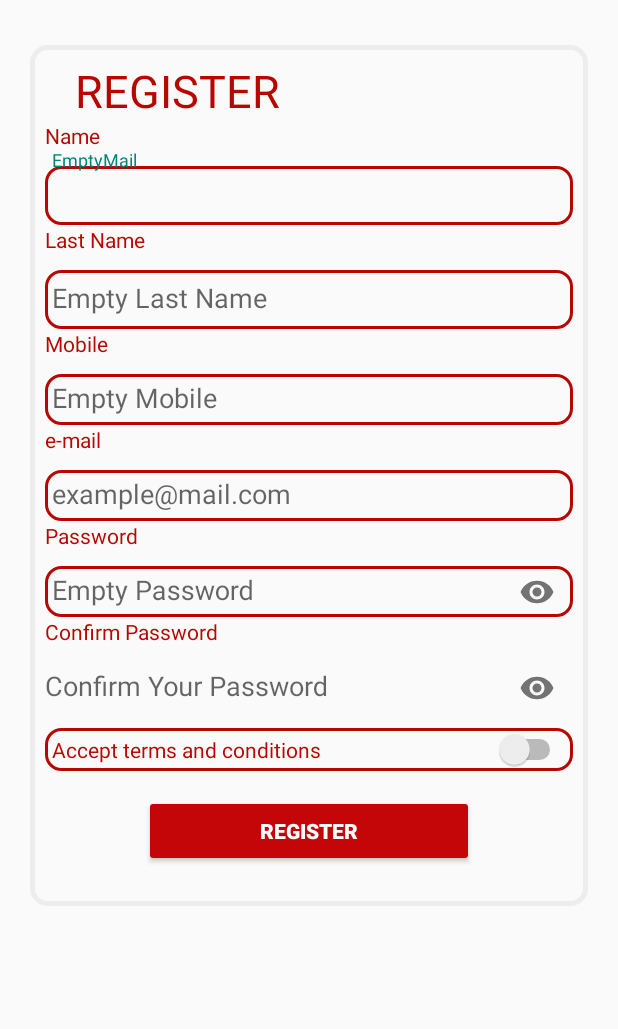
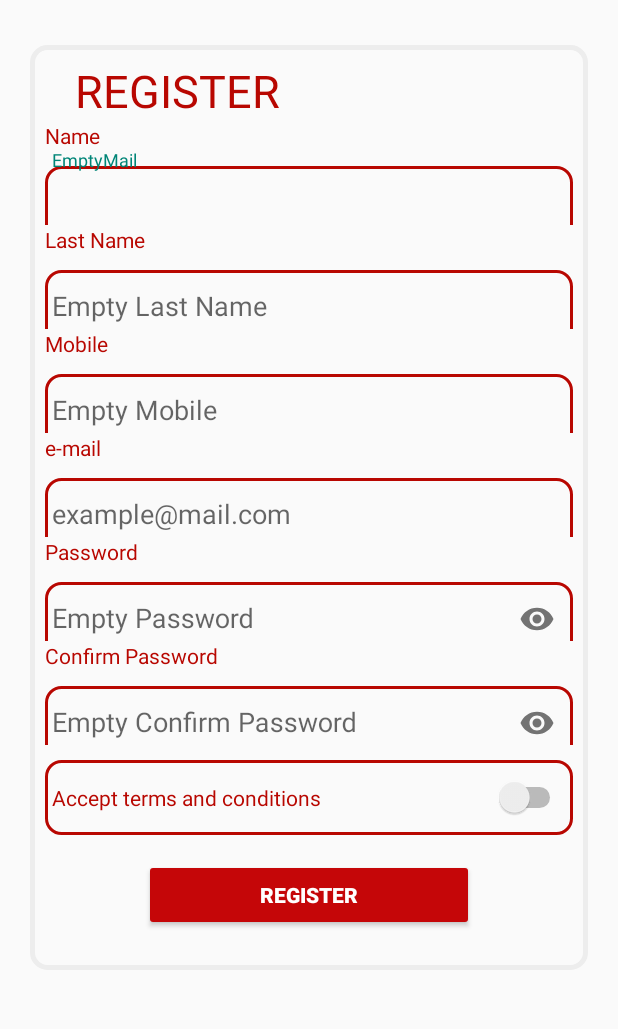
Before and after one commit to DanielHGarciaB/BazzarApp, an Android app: the RegisterActivity screen opened directly, with no data from a screen before it, after a tap on "REGISTER", on a phone screen of 412 x 824 dp, the part 165-1194 px from its top. Run offline under Robolectric (Android 15) with nearby library versions, the phone set to English and light mode, and no system bars; our stand-ins replace Firebase (no records; nobody signed in at launch, a user with empty details on screens opened directly).

Commit message:
DG2021111702

```diff
--- a/app/src/main/java/com/example/bazzarapp/RegisterActivity.kt
+++ b/app/src/main/java/com/example/bazzarapp/RegisterActivity.kt
@@ -13,6 +13,7 @@ class RegisterActivity : AppCompatActivity() {
 
     private var editUserName: EditText? = null
     private var editPassword: EditText? = null
+    private var editPassword2: EditText? = null
     private var editName: EditText? = null
     private var editLastName: EditText? = null
     private var editMobile: EditText? = null
@@ -26,6 +27,7 @@ class RegisterActivity : AppCompatActivity() {
 
         editUserName = findViewById(R.id.editEmail);
         editPassword = findViewById(R.id.editPassword);
+        editPassword2 = findViewById(R.id.editPassword2);
         editName = findViewById(R.id.editName);
         editLastName = findViewById(R.id.editLastName);
         editMobile = findViewById(R.id.editMobile);
@@ -38,12 +40,13 @@ class RegisterActivity : AppCompatActivity() {
 
         var username = editUserName!!.text.toString();
         var password = editPassword!!.text.toString();
+        var password2 = editPassword2!!.text.toString();
         var name = editName!!.text.toString();
         var lastname = editLastName!!.text.toString();
         var mobile = editMobile!!.text.toString();
         var terms = stTerms!!.isChecked;
 
-        if (Validation(username, password,name,lastname,mobile,terms)) {
+        if (Validation(username,password,password2,name,lastname,mobile,terms)) {
 
             //Save Auth
                 /*
@@ -73,7 +76,7 @@ class RegisterActivity : AppCompatActivity() {
 
     }
 
-    private fun Validation(username: String, password: String, name: String, lastname: String, mobile: String, terms: Boolean): Boolean {
+    private fun Validation(username: String, password: String, password2: String, name: String, lastname: String, mobile: String, terms: Boolean): Boolean {
         //Reset
         editUserName!!.setBackground(resources.getDrawable(R.drawable.customborderok))
         var editUserNameLayout = findViewById<TextInputLayout>( R.id.editNameLayout)
@@ -82,6 +85,10 @@ class RegisterActivity : AppCompatActivity() {
         editPassword!!.setBackground(resources.getDrawable(R.drawable.customborderok))
         var editPasswordLayout = findViewById<TextInputLayout>( R.id.editPasswordLayout)
         editPasswordLayout!!.setHint("Your Pasword")
+
+        editPassword2!!.setBackground(resources.getDrawable(R.drawable.customborderok))
+        var editPasswordLayout2 = findViewById<TextInputLayout>( R.id.editPasswordLayout2)
+        editPasswordLayout2!!.setHint("Confirm Your Pasword")
 
         editName!!.setBackground(resources.getDrawable(R.drawable.customborderok))
         var editNameLayout = findViewById<TextInputLayout>( R.id.editNameLayout)
@@ -131,6 +138,14 @@ class RegisterActivity : AppCompatActivity() {
         }
 
         //Validate Password
+
+        if (password2.isEmpty()) {
+            editPasswordLayout2!!.setHint("Empty Confirm Password")
+            editPassword2!!.setBackground(resources.getDrawable(R.drawable.custombordererror))
+            validation=false
+
+        }
+
         if (password.isEmpty()) {
             editPasswordLayout!!.setHint("Empty Password")
             editPassword!!.setBackground(resources.getDrawable(R.drawable.custombordererror))
@@ -165,6 +180,14 @@ class RegisterActivity : AppCompatActivity() {
                                 editPasswordLayout!!.setHint("At least one character")
                                 editPassword!!.setBackground(resources.getDrawable(R.drawable.custombordererror))
                                 validation=false
+                            }else{
+                                if (password!=password2){
+                                    editPasswordLayout!!.setHint("Passwords do not match")
+                                    editPassword!!.setBackground(resources.getDrawable(R.drawable.custombordererror))
+                                    editPasswordLayout2!!.setHint("Passwords do not match")
+                                    editPassword2!!.setBackground(resources.getDrawable(R.drawable.custombordererror))
+                                    validation=false
+                                }
                             }
                         }
                     }
--- a/app/src/main/res/layout/activity_register.xml
+++ b/app/src/main/res/layout/activity_register.xml
@@ -19,41 +19,42 @@
             android:layout_margin="10dp"
             android:src="@drawable/logo"/>
     </LinearLayout>
+
     <ScrollView
         android:layout_width="match_parent"
         android:layout_height="match_parent">
 
         <LinearLayout
-            android:background="@drawable/customborder"
             android:layout_width="match_parent"
             android:layout_height="match_parent"
             android:layout_margin="20dp"
+            android:background="@drawable/customborder"
             android:orientation="vertical">
 
             <TextView
                 android:layout_width="wrap_content"
                 android:layout_height="wrap_content"
+                android:layout_marginLeft="20dp"
                 android:text="REGISTER"
-                android:layout_marginLeft="20dp"
                 android:textColor="@color/red_800"
                 android:textSize="30sp" />
 
             <TextView
                 android:layout_width="wrap_content"
                 android:layout_height="wrap_content"
-                android:textColor="@color/red_800"
-                android:text="Name"/>
+                android:text="Name"
+                android:textColor="@color/red_800" />
 
             <com.google.android.material.textfield.TextInputLayout
                 android:id="@+id/editNameLayout"
                 android:layout_width="match_parent"
-                android:layout_height="wrap_content"
+                android:layout_height="50dp"
                 android:hint="Your Name">
 
                 <com.google.android.material.textfield.TextInputEditText
                     android:id="@+id/editName"
                     android:layout_width="match_parent"
-                    android:layout_height="39dp"
+                    android:layout_height="50dp"
                     android:background="@android:color/transparent"
                     android:digits="ABCDEFGHIJKLMNOPQRSTUVWXYZabcdefghijklmnopqrstuvwxyz "
                     android:inputType="textCapSentences" />
@@ -62,19 +63,19 @@
             <TextView
                 android:layout_width="wrap_content"
                 android:layout_height="wrap_content"
-                android:textColor="@color/red_800"
-                android:text="Last Name"/>
+                android:text="Last Name"
+                android:textColor="@color/red_800" />
 
             <com.google.android.material.textfield.TextInputLayout
                 android:id="@+id/editLastNameLayout"
                 android:layout_width="match_parent"
-                android:layout_height="wrap_content"
+                android:layout_height="50dp"
                 android:hint="Your Last Name">
 
                 <com.google.android.material.textfield.TextInputEditText
                     android:id="@+id/editLastName"
                     android:layout_width="match_parent"
-                    android:layout_height="39dp"
+                    android:layout_height="50dp"
                     android:background="@android:color/transparent"
                     android:digits="ABCDEFGHIJKLMNOPQRSTUVWXYZabcdefghijklmnopqrstuvwxyz "
                     android:inputType="textCapSentences" />
@@ -89,13 +90,13 @@
             <com.google.android.material.textfield.TextInputLayout
                 android:id="@+id/editMobileLayout"
                 android:layout_width="match_parent"
-                android:layout_height="wrap_content"
+                android:layout_height="50dp"
                 android:hint="3001234567">
 
                 <com.google.android.material.textfield.TextInputEditText
                     android:id="@+id/editMobile"
                     android:layout_width="match_parent"
-                    android:layout_height="34dp"
+                    android:layout_height="50dp"
                     android:background="@android:color/transparent"
                     android:digits="1234567890"
                     android:inputType="phone" />
@@ -104,19 +105,19 @@
             <TextView
                 android:layout_width="wrap_content"
                 android:layout_height="wrap_content"
-                android:textColor="@color/red_800"
-                android:text="e-mail"/>
+                android:text="e-mail"
+                android:textColor="@color/red_800" />
 
             <com.google.android.material.textfield.TextInputLayout
                 android:id="@+id/editEmailLayout"
                 android:layout_width="match_parent"
-                android:layout_height="wrap_content"
+                android:layout_height="50dp"
                 android:hint="example@mail.com">
 
                 <com.google.android.material.textfield.TextInputEditText
                     android:id="@+id/editEmail"
                     android:layout_width="match_parent"
-                    android:layout_height="34dp"
+                    android:layout_height="50dp"
                     android:background="@android:color/transparent"
                     android:inputType="textEmailAddress" />
             </com.google.android.material.textfield.TextInputLayout>
@@ -124,40 +125,41 @@
             <TextView
                 android:layout_width="wrap_content"
                 android:layout_height="wrap_content"
-                android:textColor="@color/red_800"
-                android:text="Password"/>
+                android:text="Password"
+                android:textColor="@color/red_800" />
 
             <com.google.android.material.textfield.TextInputLayout
                 android:id="@+id/editPasswordLayout"
                 android:layout_width="match_parent"
-                android:layout_height="wrap_content"
+                android:layout_height="50dp"
                 android:hint="Your Password"
                 app:passwordToggleEnabled="true">
 
                 <com.google.android.material.textfield.TextInputEditText
                     android:id="@+id/editPassword"
                     android:layout_width="match_parent"
-                    android:layout_height="34dp"
+                    android:layout_height="50dp"
                     android:background="@android:color/transparent"
                     android:inputType="textPassword" />
             </com.google.android.material.textfield.TextInputLayout>
+
             <TextView
                 android:layout_width="wrap_content"
                 android:layout_height="wrap_content"
-                android:textColor="@color/red_800"
-                android:text="Confirm Password"/>
+                android:text="Confirm Password"
+                android:textColor="@color/red_800" />
 
             <com.google.android.material.textfield.TextInputLayout
                 android:id="@+id/editPasswordLayout2"
                 android:layout_width="match_parent"
-                android:layout_height="wrap_content"
+                android:layout_height="50dp"
                 android:hint="Confirm Your Password"
                 app:passwordToggleEnabled="true">
 
                 <com.google.android.material.textfield.TextInputEditText
                     android:id="@+id/editPassword2"
                     android:layout_width="match_parent"
-                    android:layout_height="34dp"
+                    android:layout_height="50dp"
                     android:background="@android:color/transparent"
                     android:inputType="textPassword" />
             </com.google.android.material.textfield.TextInputLayout>
@@ -165,7 +167,7 @@
             <Switch
                 android:id="@+id/stTerms"
                 android:layout_width="match_parent"
-                android:layout_height="wrap_content"
+                android:layout_height="50dp"
                 android:layout_marginTop="10dp"
                 android:text="Accept terms and conditions"
                 android:textColor="@color/red_800" />
@@ -184,8 +186,8 @@
                     android:layout_height="wrap_content"
                     android:layout_gravity="center"
                     android:backgroundTint="#FFc50608"
+                    android:onClick="onRegister"
                     android:text="REGISTER"
-                    android:onClick="onRegister"
                     android:textColor="@android:color/white"
                     android:textStyle="bold" />
 
```
